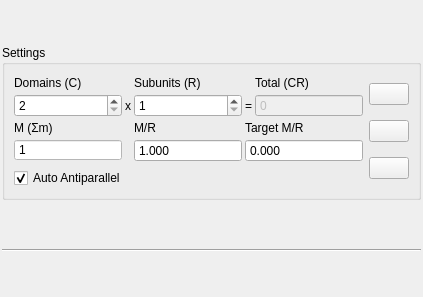
This is ui/config/tabs/domains/panel.ui in NATuG3/NATuG3 as Qt 5 draws it before an edit. The edited form follows.
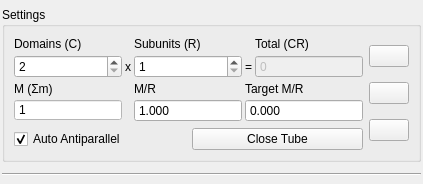
This is the edited form.

Commit message: Add close tube button

Patch:
```diff
--- a/ui/config/tabs/domains/panel.ui
+++ b/ui/config/tabs/domains/panel.ui
@@ -7,7 +7,7 @@
     <x>0</x>
     <y>0</y>
     <width>423</width>
-    <height>297</height>
+    <height>184</height>
    </rect>
   </property>
   <property name="windowTitle">
@@ -44,16 +44,6 @@
       <string>Settings</string>
      </property>
      <layout class="QGridLayout" name="settings_area">
-      <item row="2" column="5">
-       <widget class="QCheckBox" name="auto_antiparallel">
-        <property name="text">
-         <string>Auto Antiparallel</string>
-        </property>
-        <property name="checked">
-         <bool>true</bool>
-        </property>
-       </widget>
-      </item>
       <item row="1" column="5">
        <layout class="QGridLayout" name="gridLayout">
         <property name="sizeConstraint">
@@ -360,6 +350,27 @@
         </item>
        </layout>
       </item>
+      <item row="2" column="5">
+       <layout class="QHBoxLayout" name="horizontalLayout_2">
+        <item>
+         <widget class="QCheckBox" name="auto_antiparallel">
+          <property name="text">
+           <string>Auto Antiparallel</string>
+          </property>
+          <property name="checked">
+           <bool>true</bool>
+          </property>
+         </widget>
+        </item>
+        <item>
+         <widget class="QPushButton" name="close_tube_button">
+          <property name="text">
+           <string>Close Tube</string>
+          </property>
+         </widget>
+        </item>
+       </layout>
+      </item>
      </layout>
     </widget>
    </item>
```
The commit also changes 2 other files.
